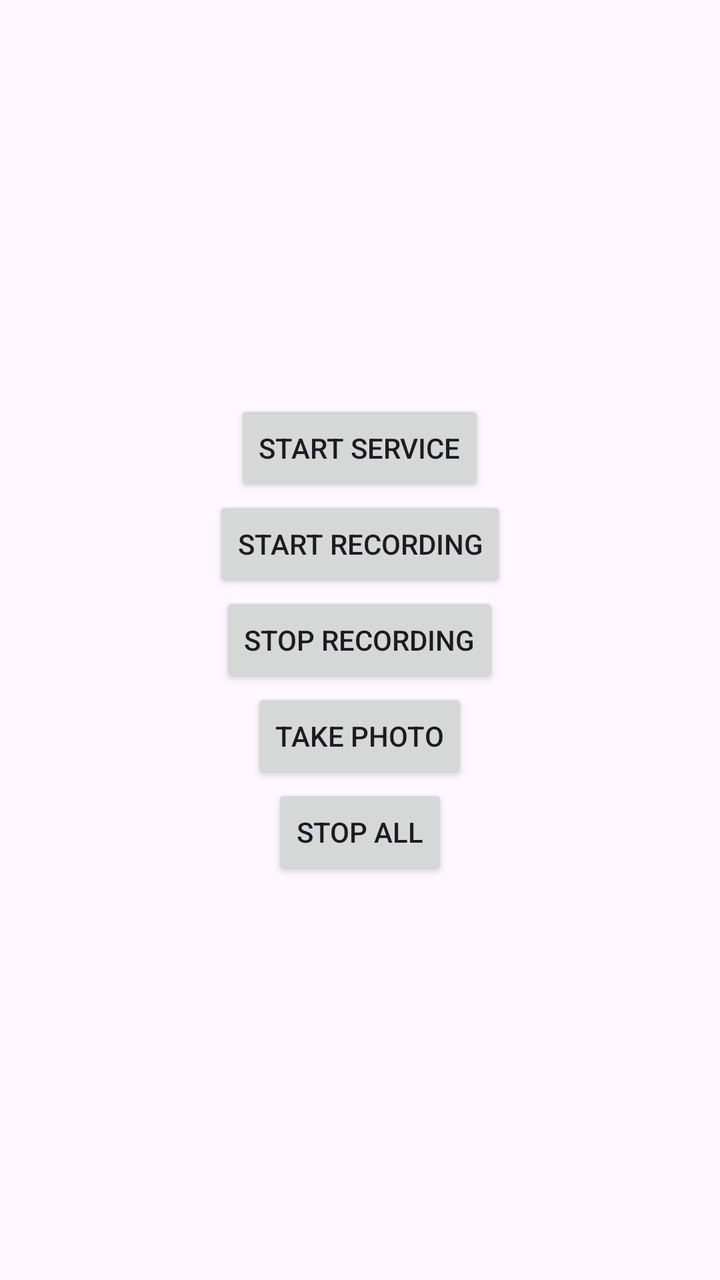
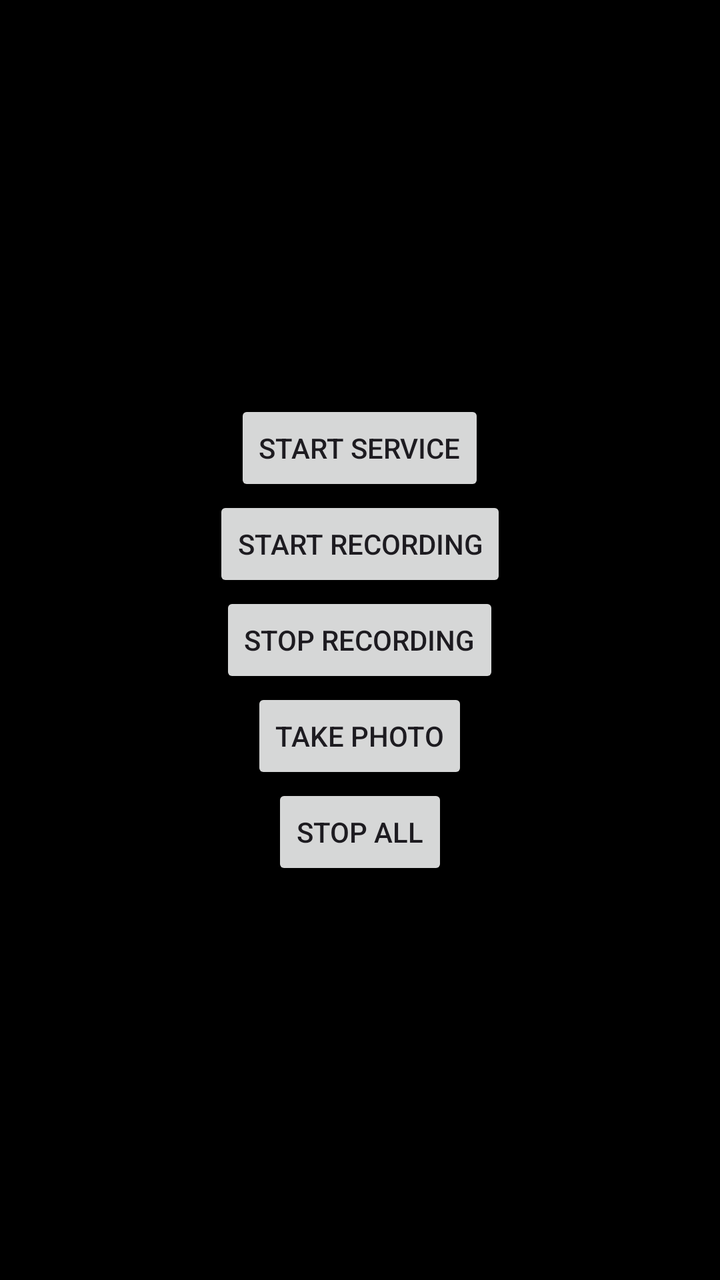

The first picture is an Android layout as it rendered before a commit; the second is the same layout after the commit. The layout source and the unified diff follow.
<!-- AndroidManifest.xml: application theme Theme.MyCamApp -->
<!-- res/layout/activity_main.xml -->
<?xml version="1.0" encoding="utf-8"?>
<androidx.constraintlayout.widget.ConstraintLayout xmlns:android="http://schemas.android.com/apk/res/android"
    xmlns:app="http://schemas.android.com/apk/res-auto"
    xmlns:tools="http://schemas.android.com/tools"
    android:id="@+id/main"
    android:layout_width="match_parent"
    android:layout_height="match_parent"
    tools:context=".MainActivity">

    <LinearLayout
        android:orientation="vertical"
        android:gravity="center"
        android:layout_width="match_parent"
        android:layout_height="match_parent">

        <Button
            android:id="@+id/btnStartService"
            android:text="Start Service"
            android:layout_width="wrap_content"
            android:layout_height="wrap_content"/>

        <Button
            android:id="@+id/btnStart"
            android:text="Start Recording"
            android:layout_width="wrap_content"
            android:layout_height="wrap_content"/>

        <Button
            android:id="@+id/btnStop"
            android:text="Stop Recording"
            android:layout_width="wrap_content"
            android:layout_height="wrap_content"/>

        <Button
            android:id="@+id/btnPhoto"
            android:text="Take Photo"
            android:layout_width="wrap_content"
            android:layout_height="wrap_content"/>

        <Button
            android:id="@+id/btnFullStop"
            android:text="Stop All"
            android:layout_width="wrap_content"
            android:layout_height="wrap_content"/>

    </LinearLayout>

</androidx.constraintlayout.widget.ConstraintLayout>
<!-- resources referenced by this layout -->
<resources>
  <style name="Theme.MyCamApp" parent="Base.Theme.MyCamApp" />
  <style name="Base.Theme.MyCamApp" parent="Theme.Material3.DayNight.NoActionBar">
          
          
      </style>
</resources>

<!-- the commit's change to res/layout/activity_main.xml (unified diff, before → after) -->
@@ -5,6 +5,7 @@
     android:id="@+id/main"
     android:layout_width="match_parent"
     android:layout_height="match_parent"
+    android:background="@color/black"
     tools:context=".MainActivity">
 
     <LinearLayout
<!-- resource entries referenced after the edit -->
@@ -1,9 +1,11 @@
 <!-- resources referenced by this layout -->
 <resources>
+  <color name="black">#FF000000</color>
   <style name="Theme.MyCamApp" parent="Base.Theme.MyCamApp" />
   <style name="Base.Theme.MyCamApp" parent="Theme.Material3.DayNight.NoActionBar">
           
-          
+           <item name="colorPrimary">@color/colorPrimary</item>
       </style>
+  <color name="colorPrimary">#991A237E</color>
 </resources>
 
